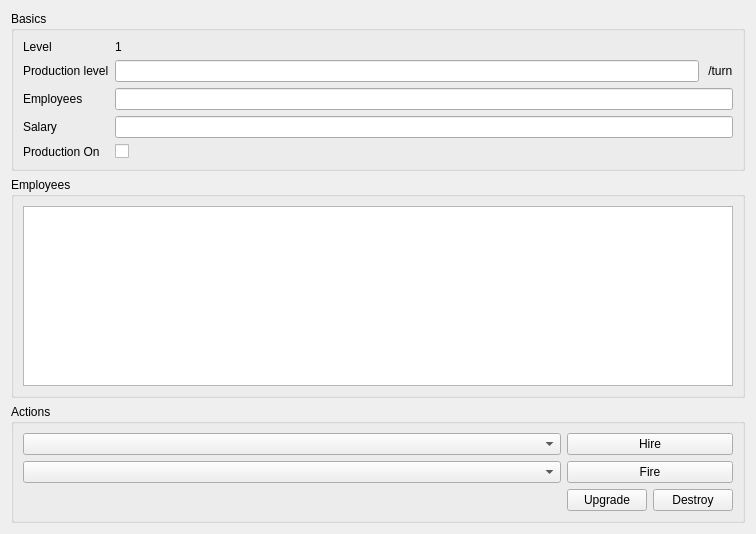
First picture: the form in units/ui/WoodGatherer.ui, repository happy5214/manitae, before the edit.
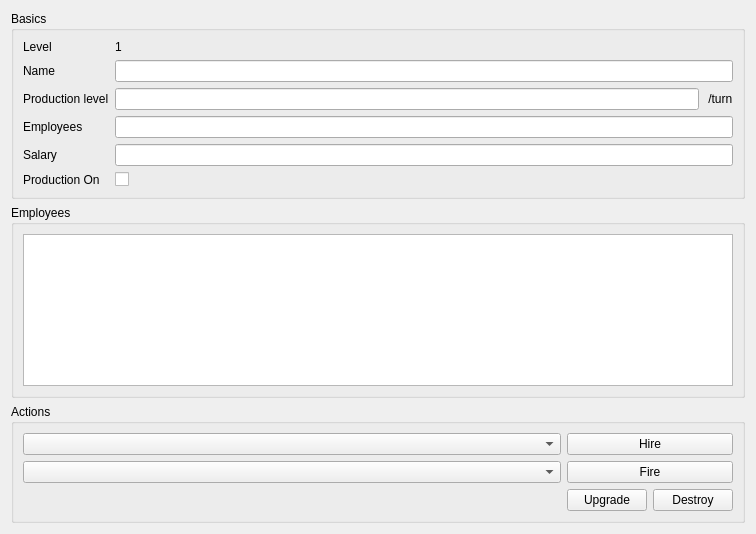
Second picture: the form after the edit.

Commit message: Removing Hunter, Gatherer, and WoodGatherer widgets.

The edit to the form file:
```diff
--- a/units/ui/WoodGatherer.ui
+++ b/units/ui/WoodGatherer.ui
@@ -20,14 +20,14 @@
       <string>Basics</string>
      </property>
      <layout class="QFormLayout" name="formLayout">
-      <item row="1" column="0">
+      <item row="2" column="0">
        <widget class="QLabel" name="label">
         <property name="text">
          <string>Production level</string>
         </property>
        </widget>
       </item>
-      <item row="1" column="1">
+      <item row="2" column="1">
        <layout class="QHBoxLayout" name="horizontalLayout_2">
         <item>
          <widget class="QLineEdit" name="prodLevelLineEdit">
@@ -45,42 +45,42 @@
         </item>
        </layout>
       </item>
-      <item row="2" column="0">
+      <item row="3" column="0">
        <widget class="QLabel" name="label_2">
         <property name="text">
          <string>Employees</string>
         </property>
        </widget>
       </item>
-      <item row="2" column="1">
+      <item row="3" column="1">
        <widget class="QLineEdit" name="employeeLineEdit">
         <property name="readOnly">
          <bool>true</bool>
         </property>
        </widget>
       </item>
-      <item row="4" column="0">
+      <item row="5" column="0">
        <widget class="QLabel" name="label_4">
         <property name="text">
          <string>Production On</string>
         </property>
        </widget>
       </item>
-      <item row="4" column="1">
+      <item row="5" column="1">
        <widget class="QCheckBox" name="prodOnCheckBox">
         <property name="text">
          <string/>
         </property>
        </widget>
       </item>
-      <item row="3" column="0">
+      <item row="4" column="0">
        <widget class="QLabel" name="label_5">
         <property name="text">
          <string>Salary</string>
         </property>
        </widget>
       </item>
-      <item row="3" column="1">
+      <item row="4" column="1">
        <widget class="QLineEdit" name="salaryLineEdit">
         <property name="readOnly">
          <bool>true</bool>
@@ -101,6 +101,16 @@
         </property>
        </widget>
       </item>
+      <item row="1" column="0">
+       <widget class="QLabel" name="label_8">
+        <property name="text">
+         <string>Name</string>
+        </property>
+       </widget>
+      </item>
+      <item row="1" column="1">
+       <widget class="QLineEdit" name="nameLineEdit"/>
+      </item>
      </layout>
     </widget>
    </item>
```
The commit also changes 5 other files.
